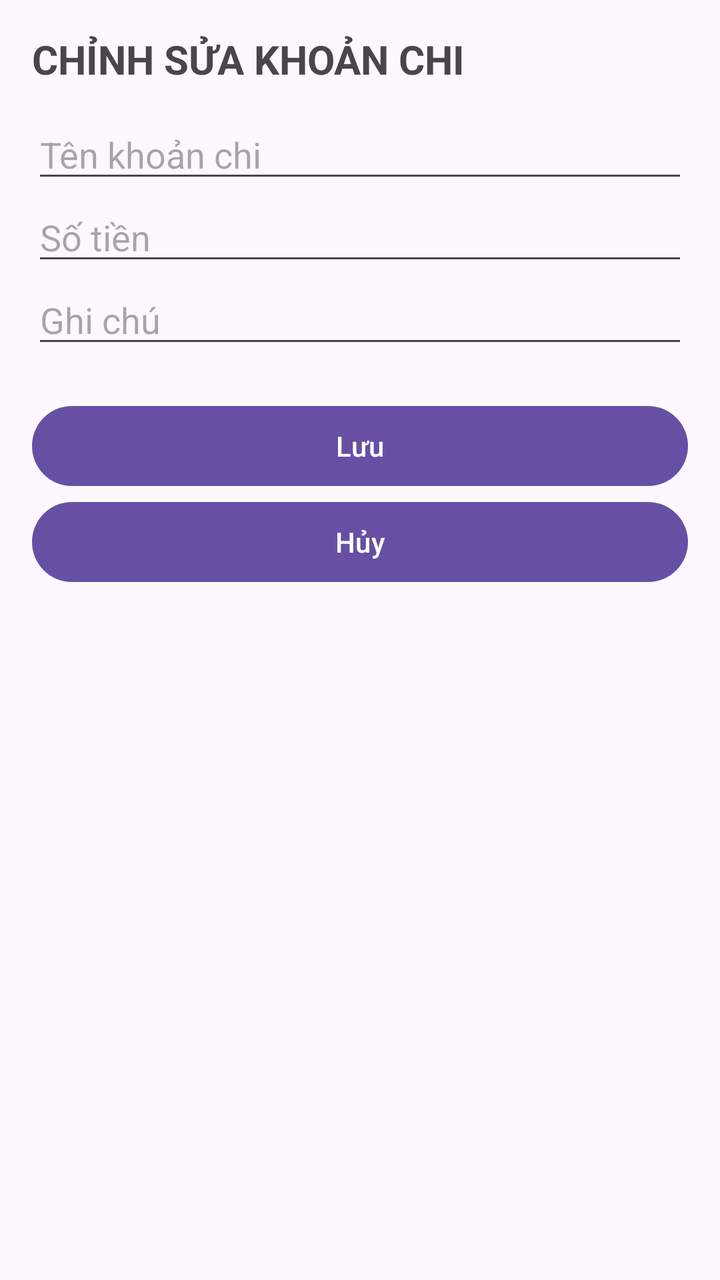
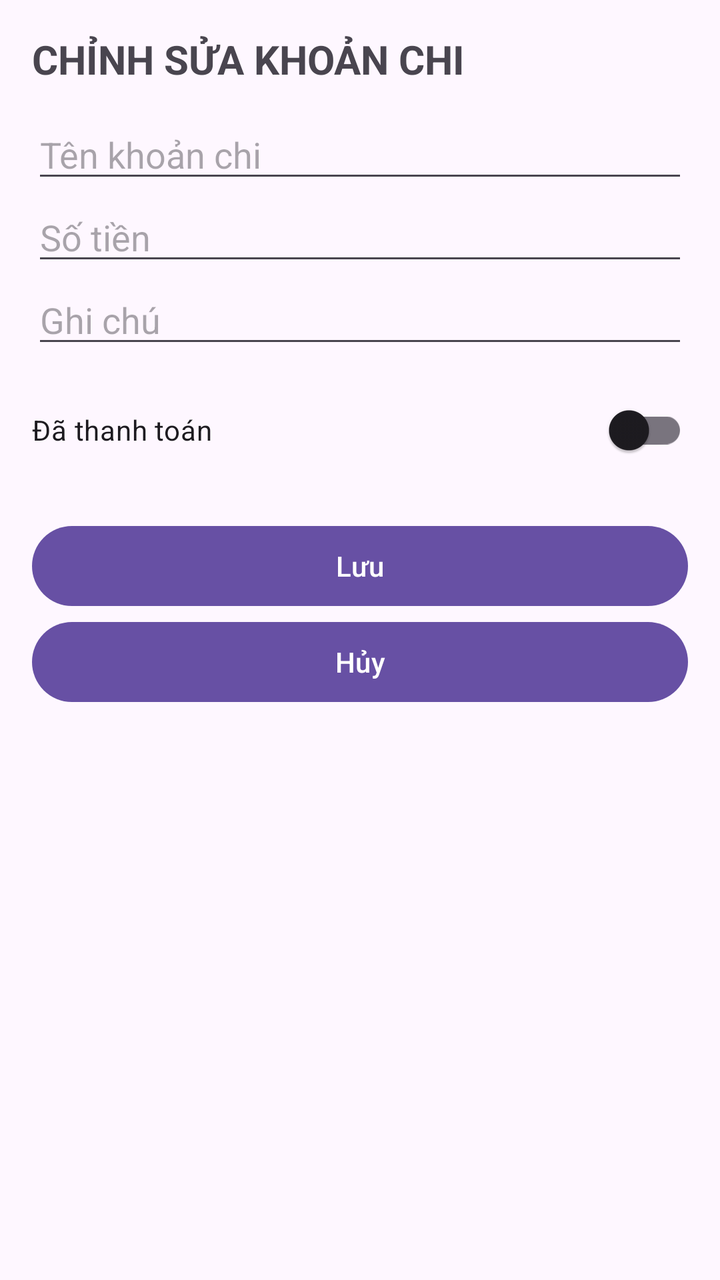

An Android layout rendered at two revisions. The XML below is the earlier revision; the diff shows what the commit changed to produce the second picture.
<!-- AndroidManifest.xml: application theme Theme.KTGK_21115053120316_PhanTanHung -->
<!-- res/layout/activity_chinh_sua_chi_tieu.xml -->
<?xml version="1.0" encoding="utf-8"?>
<LinearLayout xmlns:android="http://schemas.android.com/apk/res/android"
    android:layout_width="match_parent"
    android:layout_height="match_parent"
    android:orientation="vertical"
    android:padding="16dp">

    <TextView
        android:layout_width="wrap_content"
        android:layout_height="wrap_content"
        android:text="CHỈNH SỬA KHOẢN CHI"
        android:textSize="20sp"
        android:textStyle="bold" />

    <EditText
        android:id="@+id/edtTenKhoanChi_316"
        android:layout_width="match_parent"
        android:layout_height="wrap_content"
        android:layout_marginTop="12dp"
        android:hint="Tên khoản chi"
        android:inputType="text" />

    <EditText
        android:id="@+id/edtSoTien_316"
        android:layout_width="match_parent"
        android:layout_height="wrap_content"
        android:hint="Số tiền"
        android:inputType="numberDecimal" />

    <EditText
        android:id="@+id/edtGhiChu_316"
        android:layout_width="match_parent"
        android:layout_height="wrap_content"
        android:hint="Ghi chú"
        android:inputType="textMultiLine" />

    <Button
        android:id="@+id/btnLuu_316"
        android:layout_width="match_parent"
        android:layout_height="wrap_content"
        android:layout_marginTop="20dp"
        android:text="Lưu" />

    <Button
        android:id="@+id/btnHuy_316"
        android:layout_width="match_parent"
        android:layout_height="wrap_content"
        android:text="Hủy" />
</LinearLayout>
<!-- resources referenced by this layout -->
<resources>
  <style name="Theme.KTGK_21115053120316_PhanTanHung" parent="Base.Theme.KTGK_21115053120316_PhanTanHung" />
  <style name="Base.Theme.KTGK_21115053120316_PhanTanHung" parent="Theme.Material3.DayNight.NoActionBar">
          
          
      </style>
</resources>

<!-- the commit's change to res/layout/activity_chinh_sua_chi_tieu.xml (unified diff, before → after) -->
@@ -33,7 +33,12 @@
         android:layout_height="wrap_content"
         android:hint="Ghi chú"
         android:inputType="textMultiLine" />
-
+    <androidx.appcompat.widget.SwitchCompat
+        android:id="@+id/swDaThanhToan_316"
+        android:layout_width="match_parent"
+        android:layout_height="wrap_content"
+        android:layout_marginTop="12dp"
+        android:text="Đã thanh toán" />
     <Button
         android:id="@+id/btnLuu_316"
         android:layout_width="match_parent"
